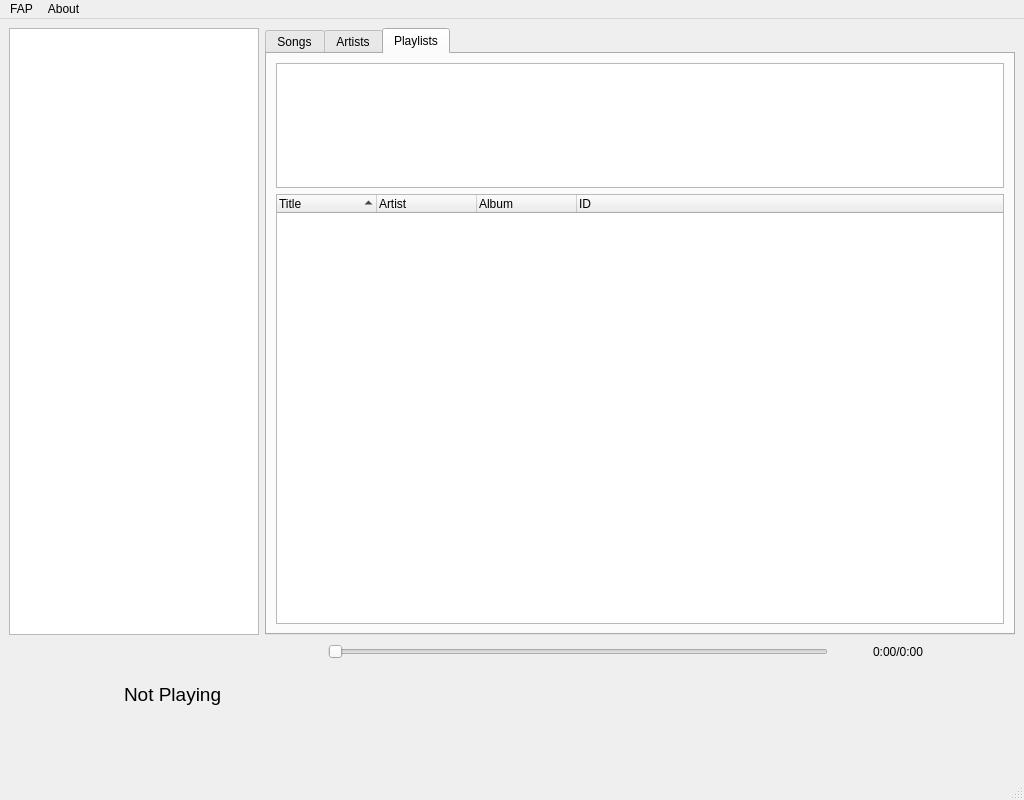
The window that forms/main.ui (ToppleKek/fap) describes before a commit, drawn with Qt 5.
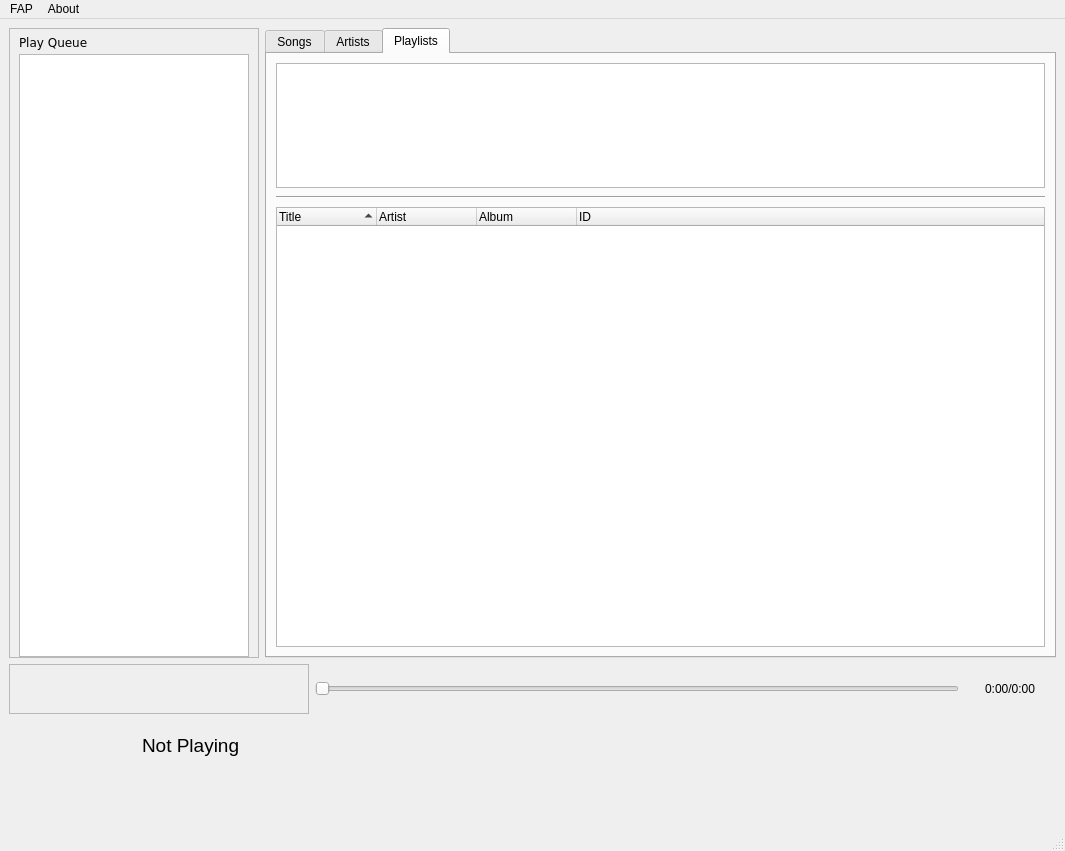
The same window after the commit. The open tabs and pages were chosen to show the change. Icons and pictures are not drawn.

Commit message: fix ghost queue and update UI

What changed in the file:
```diff
--- a/forms/main.ui
+++ b/forms/main.ui
@@ -6,8 +6,8 @@
    <rect>
     <x>0</x>
     <y>0</y>
-    <width>1024</width>
-    <height>800</height>
+    <width>1065</width>
+    <height>851</height>
    </rect>
   </property>
   <property name="sizePolicy">
@@ -24,6 +24,57 @@
     <item>
      <layout class="QHBoxLayout" name="horizontalLayout">
       <item>
+       <widget class="QFrame" name="frame">
+        <property name="minimumSize">
+         <size>
+          <width>250</width>
+          <height>0</height>
+         </size>
+        </property>
+        <property name="maximumSize">
+         <size>
+          <width>250</width>
+          <height>16777215</height>
+         </size>
+        </property>
+        <property name="frameShape">
+         <enum>QFrame::StyledPanel</enum>
+        </property>
+        <property name="frameShadow">
+         <enum>QFrame::Raised</enum>
+        </property>
+        <layout class="QVBoxLayout" name="verticalLayout_7">
+         <property name="spacing">
+          <number>4</number>
+         </property>
+         <property name="sizeConstraint">
+          <enum>QLayout::SetDefaultConstraint</enum>
+         </property>
+         <property name="topMargin">
+          <number>6</number>
+         </property>
+         <property name="bottomMargin">
+          <number>0</number>
+         </property>
+         <item>
+          <widget class="QLabel" name="queueLabel">
+           <property name="maximumSize">
+            <size>
+             <width>16777215</width>
+             <height>50</height>
+            </size>
+           </property>
+           <property name="font">
+            <font>
+             <family>DejaVu Sans</family>
+            </font>
+           </property>
+           <property name="text">
+            <string>Play Queue</string>
+           </property>
+          </widget>
+         </item>
+         <item>
        <widget class="QListWidget" name="queueList">
         <property name="maximumSize">
          <size>
@@ -37,12 +88,18 @@
         <property name="toolTip">
          <string>Queue</string>
         </property>
+           <property name="horizontalScrollBarPolicy">
+            <enum>Qt::ScrollBarAlwaysOff</enum>
+           </property>
         <property name="editTriggers">
          <set>QAbstractItemView::NoEditTriggers</set>
         </property>
         <property name="showDropIndicator" stdset="0">
          <bool>false</bool>
         </property>
+          </widget>
+         </item>
+        </layout>
        </widget>
       </item>
       <item>
@@ -149,6 +206,45 @@
             </property>
            </widget>
           </item>
+          <item>
+           <spacer name="verticalSpacer">
+            <property name="orientation">
+             <enum>Qt::Vertical</enum>
+            </property>
+            <property name="sizeType">
+             <enum>QSizePolicy::Minimum</enum>
+            </property>
+            <property name="sizeHint" stdset="0">
+             <size>
+              <width>20</width>
+              <height>2</height>
+             </size>
+            </property>
+           </spacer>
+          </item>
+          <item>
+           <widget class="Line" name="line">
+            <property name="orientation">
+             <enum>Qt::Horizontal</enum>
+            </property>
+           </widget>
+          </item>
+          <item>
+           <spacer name="verticalSpacer_2">
+            <property name="orientation">
+             <enum>Qt::Vertical</enum>
+            </property>
+            <property name="sizeType">
+             <enum>QSizePolicy::Minimum</enum>
+            </property>
+            <property name="sizeHint" stdset="0">
+             <size>
+              <width>20</width>
+              <height>2</height>
+             </size>
+            </property>
+           </spacer>
+          </item>
           <item>
            <widget class="QTreeWidget" name="playlistTree">
             <property name="sizePolicy">
@@ -224,6 +320,42 @@
     <item>
      <layout class="QHBoxLayout" name="horizontalLayout_3">
       <item>
+       <widget class="QFrame" name="controlFrame">
+        <property name="minimumSize">
+         <size>
+          <width>300</width>
+          <height>50</height>
+         </size>
+        </property>
+        <property name="maximumSize">
+         <size>
+          <width>300</width>
+          <height>50</height>
+         </size>
+        </property>
+        <property name="frameShape">
+         <enum>QFrame::StyledPanel</enum>
+        </property>
+        <property name="frameShadow">
+         <enum>QFrame::Raised</enum>
+        </property>
+        <layout class="QHBoxLayout" name="horizontalLayout_4">
+         <property name="spacing">
+          <number>4</number>
+         </property>
+         <property name="leftMargin">
+          <number>0</number>
+         </property>
+         <property name="topMargin">
+          <number>0</number>
+         </property>
+         <property name="rightMargin">
+          <number>0</number>
+         </property>
+         <property name="bottomMargin">
+          <number>0</number>
+         </property>
+         <item>
        <widget class="QPushButton" name="prevButton">
         <property name="maximumSize">
          <size>
@@ -311,11 +443,20 @@
         </property>
        </widget>
       </item>
+        </layout>
+       </widget>
+      </item>
       <item>
        <widget class="QSlider" name="seekSlider">
+        <property name="minimumSize">
+         <size>
+          <width>100</width>
+          <height>0</height>
+         </size>
+        </property>
         <property name="maximumSize">
          <size>
-          <width>500</width>
+          <width>16777215</width>
           <height>16777215</height>
          </size>
         </property>
@@ -333,6 +474,22 @@
         </property>
        </widget>
       </item>
+      <item>
+       <spacer name="horizontalSpacer">
+        <property name="orientation">
+         <enum>Qt::Horizontal</enum>
+        </property>
+        <property name="sizeType">
+         <enum>QSizePolicy::Minimum</enum>
+        </property>
+        <property name="sizeHint" stdset="0">
+         <size>
+          <width>20</width>
+          <height>20</height>
+         </size>
+        </property>
+       </spacer>
+      </item>
       <item>
        <widget class="QLabel" name="timeLabel">
         <property name="maximumSize">
@@ -346,6 +503,22 @@
         </property>
        </widget>
       </item>
+      <item>
+       <spacer name="horizontalSpacer_2">
+        <property name="orientation">
+         <enum>Qt::Horizontal</enum>
+        </property>
+        <property name="sizeType">
+         <enum>QSizePolicy::Minimum</enum>
+        </property>
+        <property name="sizeHint" stdset="0">
+         <size>
+          <width>20</width>
+          <height>20</height>
+         </size>
+        </property>
+       </spacer>
+      </item>
      </layout>
     </item>
     <item>
@@ -353,6 +526,22 @@
       <property name="spacing">
        <number>15</number>
       </property>
+      <item>
+       <spacer name="horizontalSpacer_3">
+        <property name="orientation">
+         <enum>Qt::Horizontal</enum>
+        </property>
+        <property name="sizeType">
+         <enum>QSizePolicy::Maximum</enum>
+        </property>
+        <property name="sizeHint" stdset="0">
+         <size>
+          <width>18</width>
+          <height>10</height>
+         </size>
+        </property>
+       </spacer>
+      </item>
       <item>
        <widget class="QLabel" name="coverLabel">
         <property name="minimumSize">
@@ -435,8 +624,8 @@
     <rect>
      <x>0</x>
      <y>0</y>
-     <width>1024</width>
-     <height>28</height>
+     <width>1065</width>
+     <height>25</height>
     </rect>
    </property>
    <widget class="QMenu" name="menuFAP">
```
Lines whose indentation alone changed are shown as unchanged. The commit also changes 2 other files.
